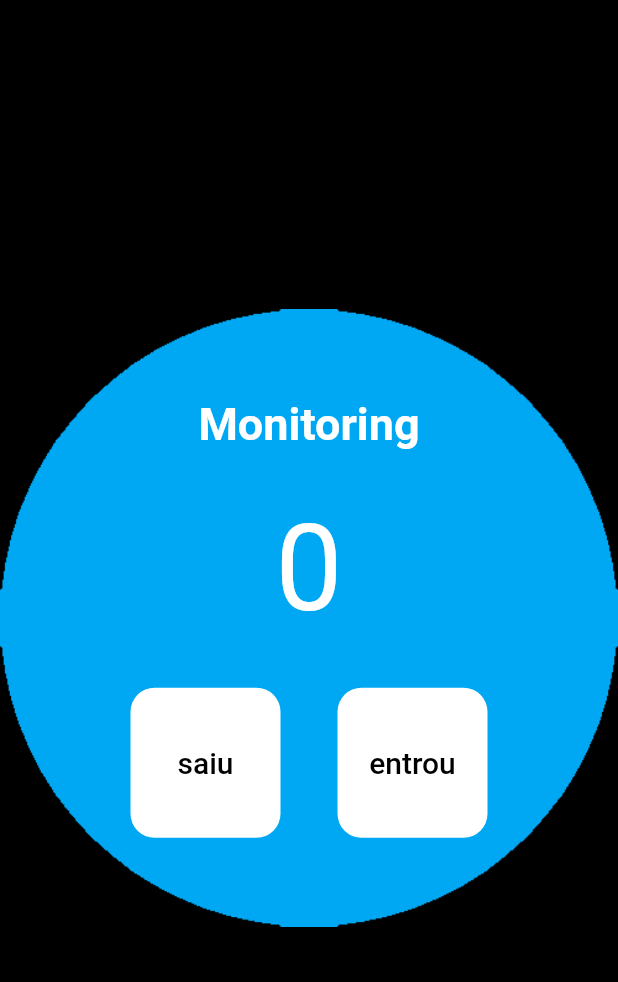
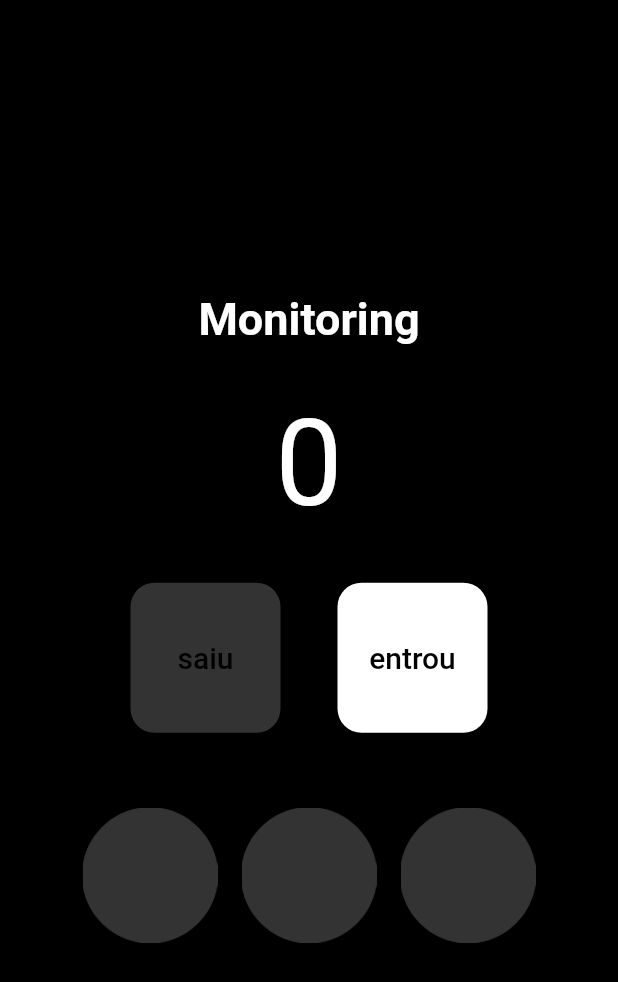
Before and after one commit to yperdoom/flutterProjectHardSoft, a Flutter app: the screen it shows after launch, on a phone screen of 412 x 824 dp. Shown: the top 982 px of the screen. Run offline on Flutter 3.47's test engine with Material 2 defaults, Android fonts, the phone set to English and light mode, and no system bars.

Commit message:
finalizacao do app

```diff
--- a/lib/main.dart
+++ b/lib/main.dart
@@ -27,6 +27,11 @@ class HomePage extends StatefulWidget {
 
 class _HomePageState extends State<HomePage> {
   int count = 0;
+  bool get isEmpty => count == 0;
+  bool get isFull => count == 20;
+  String messageCabaco = "";
+
+  get child => null;
 
   void decrement() {
     setState(() {
@@ -37,7 +42,9 @@ class _HomePageState extends State<HomePage> {
 
   void increment() {
     setState(() {
-      count++;
+      if (!isFull) {
+        count++;
+      }
     });
     print(count);
   }
@@ -48,29 +55,29 @@ class _HomePageState extends State<HomePage> {
       //drawer: Drawer(),
       backgroundColor: Colors.black,
       body: Container(
-        decoration: const BoxDecoration(
+        /*decoration: const BoxDecoration(
           image: DecorationImage(
             image: AssetImage('assets/images/ledOn.png'),
             fit: BoxFit.fitWidth,
           ),
-        ),
+        ),*/
         child: Column(
           mainAxisAlignment: MainAxisAlignment.center,
           children: [
-            const Text(
-              'Monitoring',
+            Text(
+              isFull ? 'Lotado' : 'Monitoring',
               style: TextStyle(
                 fontSize: 30,
-                color: Colors.white,
+                color: isFull ? Colors.red : Colors.white,
                 fontWeight: FontWeight.w700,
               ),
             ),
             const SizedBox(height: 32),
             Text(
               count.toString(),
-              style: const TextStyle(
+              style: TextStyle(
                 fontSize: 80,
-                color: Colors.white,
+                color: isFull ? Colors.red : Colors.white,
               ),
             ),
             const SizedBox(height: 32),
@@ -78,9 +85,10 @@ class _HomePageState extends State<HomePage> {
               mainAxisAlignment: MainAxisAlignment.center,
               children: [
                 TextButton(
-                  onPressed: decrement,
+                  onPressed: isEmpty ? null : decrement,
                   style: TextButton.styleFrom(
-                    backgroundColor: Colors.white,
+                    backgroundColor:
+                        isEmpty ? Colors.white.withOpacity(0.2) : Colors.white,
                     fixedSize: const Size(100, 100),
                     primary: Colors.black,
                     shape: RoundedRectangleBorder(
@@ -97,9 +105,10 @@ class _HomePageState extends State<HomePage> {
                 ),
                 const SizedBox(width: 38),
                 TextButton(
-                  onPressed: increment,
+                  onPressed: isFull ? null : increment,
                   style: TextButton.styleFrom(
-                    backgroundColor: Colors.white,
+                    backgroundColor:
+                        isFull ? Colors.white.withOpacity(0.2) : Colors.white,
                     fixedSize: const Size(100, 100),
                     primary: Colors.black,
                     shape: RoundedRectangleBorder(
@@ -116,6 +125,26 @@ class _HomePageState extends State<HomePage> {
                 ),
               ],
             ),
+            const SizedBox(height: 50),
+            Row(
+              mainAxisAlignment: MainAxisAlignment.center,
+              children: [
+                Image.asset(
+                  'assets/images/ledOff.png',
+                  width: 90,
+                ),
+                const SizedBox(width: 16),
+                Image.asset(
+                  'assets/images/ledOff.png',
+                  width: 90,
+                ),
+                const SizedBox(width: 16),
+                Image.asset(
+                  'assets/images/ledOff.png',
+                  width: 90,
+                ),
+              ],
+            ),
           ],
         ),
       ),
```
